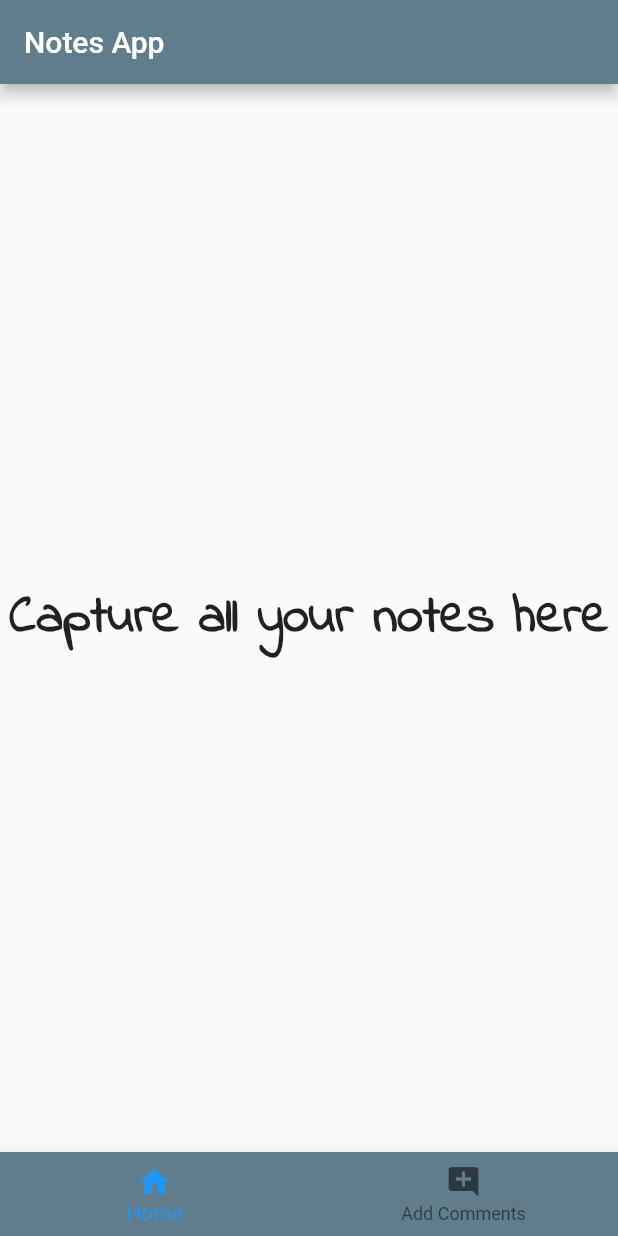
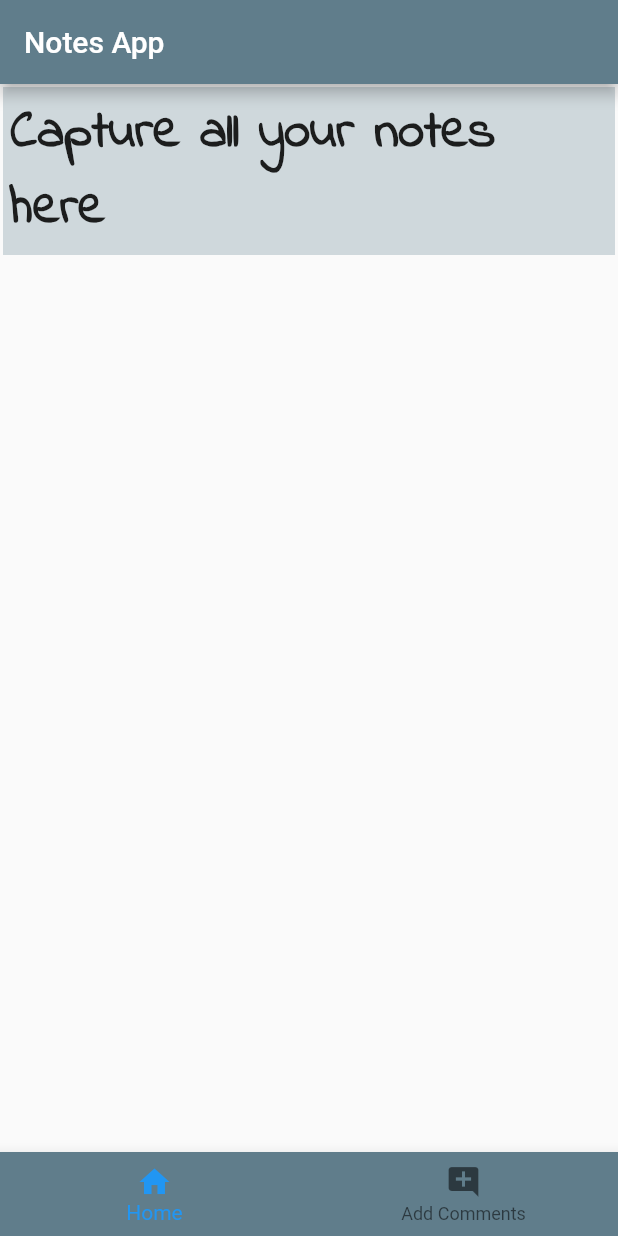
Before and after one commit to SrinivasanTarget/sample_flutter_demo_app, a Flutter app: the screen it shows after launch, on a phone screen of 412 x 824 dp. Run offline on Flutter 3.47's test engine with Material 2 defaults, Android fonts, the phone set to English and light mode, and no system bars.

Commit message:
add container widget

```diff
--- a/lib/main.dart
+++ b/lib/main.dart
@@ -13,7 +13,10 @@ class Home extends StatelessWidget {
         title: Text('Notes App'),
         backgroundColor: Colors.blueGrey,
       ),
-      body: Center(
+      body: Container(
+        padding: EdgeInsets.all(5.0),
+        margin: EdgeInsets.all(2.0),
+        color: Colors.blueGrey[100],
         child: Text(
           'Capture all your notes here',
           style: TextStyle(
```
